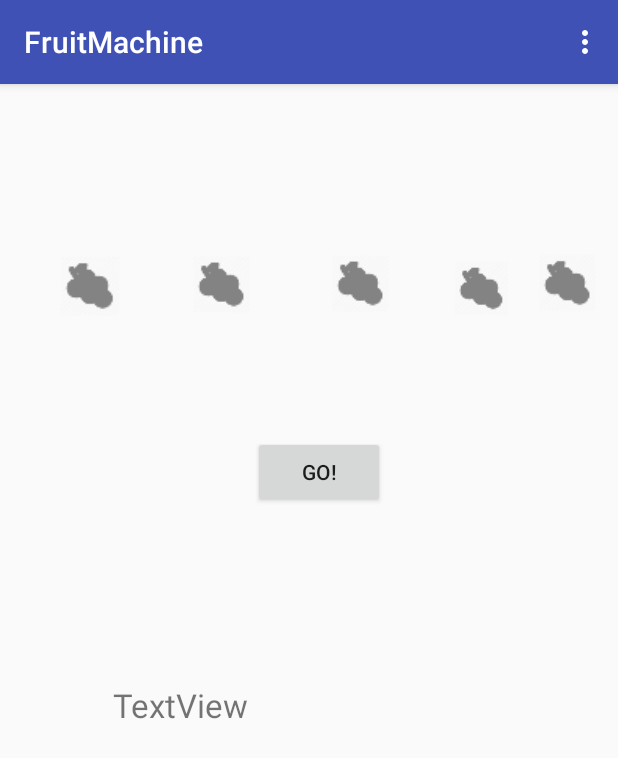
After one commit to fraser1234/FruitMachine, an Android app: the MenuActivity screen opened directly, with no data from a screen before it, on a phone screen of 412 x 824 dp. The commit adds this screen. Shown: the top 758 px of the screen. Run offline under Robolectric (Android 15) with nearby library versions, the phone set to English and light mode, and no system bars.

Commit message:
starting menu

```diff
--- a/app/src/main/AndroidManifest.xml
+++ b/app/src/main/AndroidManifest.xml
@@ -16,6 +16,7 @@
                 <category android:name="android.intent.category.LAUNCHER" />
             </intent-filter>
         </activity>
+        <activity android:name=".MenuActivity"></activity>
     </application>
 
 </manifest>
--- /dev/null
+++ b/app/src/main/java/com/example/codeclan/fruitmachine/MenuActivity.java
@@ -0,0 +1,22 @@
+package com.example.codeclan.fruitmachine;
+
+import android.support.v7.app.AppCompatActivity;
+import android.os.Bundle;
+import android.view.Menu;
+import android.view.MenuInflater;
+
+public class MenuActivity extends AppCompatActivity {
+
+    @Override
+    protected void onCreate(Bundle savedInstanceState) {
+        super.onCreate(savedInstanceState);
+        setContentView(R.layout.activity_main);
+    }
+
+    @Override
+    public boolean onCreateOptionsMenu(Menu menu){
+        MenuInflater menuInflater = getMenuInflater();
+        menuInflater.inflate(R.menu.activity_main, menu);
+        return true;
+    }
+}
--- /dev/null
+++ b/app/src/main/res/menu/activity_main.xml
@@ -0,0 +1,6 @@
+<?xml version="1.0" encoding="utf-8"?>
+<menu xmlns:app="http://schemas.android.com/apk/res-auto"
+    xmlns:android="http://schemas.android.com/apk/res/android">
+    <item android:id="@+id/action_rules"
+        android:title="@string/explain_rules"/>
+</menu>
--- a/app/src/main/res/values/strings.xml
+++ b/app/src/main/res/values/strings.xml
@@ -1,3 +1,4 @@
 <resources>
     <string name="app_name">FruitMachine</string>
+    <string name="explain_rules">Rules</string>
 </resources>
```
